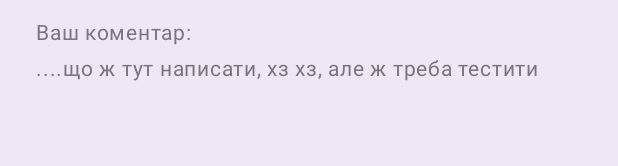
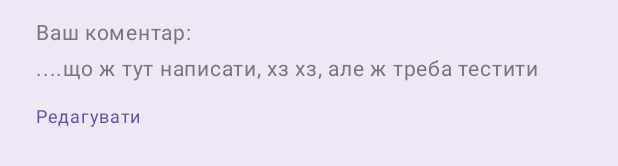
Before and after one commit to TenBort/ComposeCampGroup4, an Android app built with Jetpack Compose: the @Preview function DetailsScreenPreview, on a phone screen of 412 x 824 dp. Shown: the part 784-950 px from the top of the screen. Run offline under Robolectric (Android 15) with nearby library versions, the phone set to English and light mode, and no system bars; pictures from the network do not load.

Commit message:
add Text

```diff
--- a/app/src/main/java/com/example/composecampgroup4/presentation/screens/details/DetailsScreen.kt
+++ b/app/src/main/java/com/example/composecampgroup4/presentation/screens/details/DetailsScreen.kt
@@ -2,6 +2,7 @@ package com.example.composecampgroup4.presentation.screens.details
 
 import android.net.Uri
 import androidx.compose.foundation.background
+import androidx.compose.foundation.clickable
 import androidx.compose.foundation.layout.Arrangement
 import androidx.compose.foundation.layout.Box
 import androidx.compose.foundation.layout.Column
@@ -277,7 +278,8 @@ private fun JarCashInfo(modifier: Modifier = Modifier, uiState: DetailsUiState)
         ) {
             Box(
                 modifier = modifier
-                    .fillMaxWidth().height(44.dp)
+                    .fillMaxWidth()
+                    .height(44.dp)
             ) {
                 Row(
                     modifier = modifier
@@ -292,14 +294,14 @@ private fun JarCashInfo(modifier: Modifier = Modifier, uiState: DetailsUiState)
                         currency = uiState.jar.currency
                     )
                     if (uiState.jar.goal > 0) {
-                        Spacer(modifier = Modifier.width(if(uiState.jar.goal < 100000000000)20.dp else 16.dp ))
+                        Spacer(modifier = Modifier.width(if (uiState.jar.goal < 100000000000) 20.dp else 16.dp))
                         VerticalDivider(
                             modifier = Modifier
                                 .fillMaxHeight()
                                 .width(1.dp),
                             color = MaterialTheme.colorScheme.outline
                         )
-                        Spacer(modifier = Modifier.width(if(uiState.jar.goal < 100000000000)20.dp else 16.dp ))
+                        Spacer(modifier = Modifier.width(if (uiState.jar.goal < 100000000000) 20.dp else 16.dp))
                         JarCashBox(
                             painter = painterResource(id = R.drawable.ic_launcher_foreground),
                             title = stringResource(id = R.string.jar_goal),
@@ -384,6 +386,13 @@ private fun Comment(modifier: Modifier = Modifier, uiState: DetailsUiState) {
                 fontSize = 14.sp,
                 color = MaterialTheme.colorScheme.outline
             )
+            Spacer(modifier = Modifier.height(8.dp))
+            Text(
+                text = stringResource(R.string.jar_comment_edit),
+                fontSize = 12.sp,
+                color = if (uiState.jar.closed) MaterialTheme.colorScheme.outline
+                else MaterialTheme.colorScheme.primary,
+                modifier = Modifier.clickable { })
         }
 
 
--- a/app/src/main/res/values/strings.xml
+++ b/app/src/main/res/values/strings.xml
@@ -23,5 +23,5 @@
     <string name="jar_closed">Завершений</string>
     <string name="jar_accumulated">Накопичено</string>
     <string name="jar_goal">Ціль</string>
-
+    <string name="jar_comment_edit">Редагувати</string>
 </resources>
```
